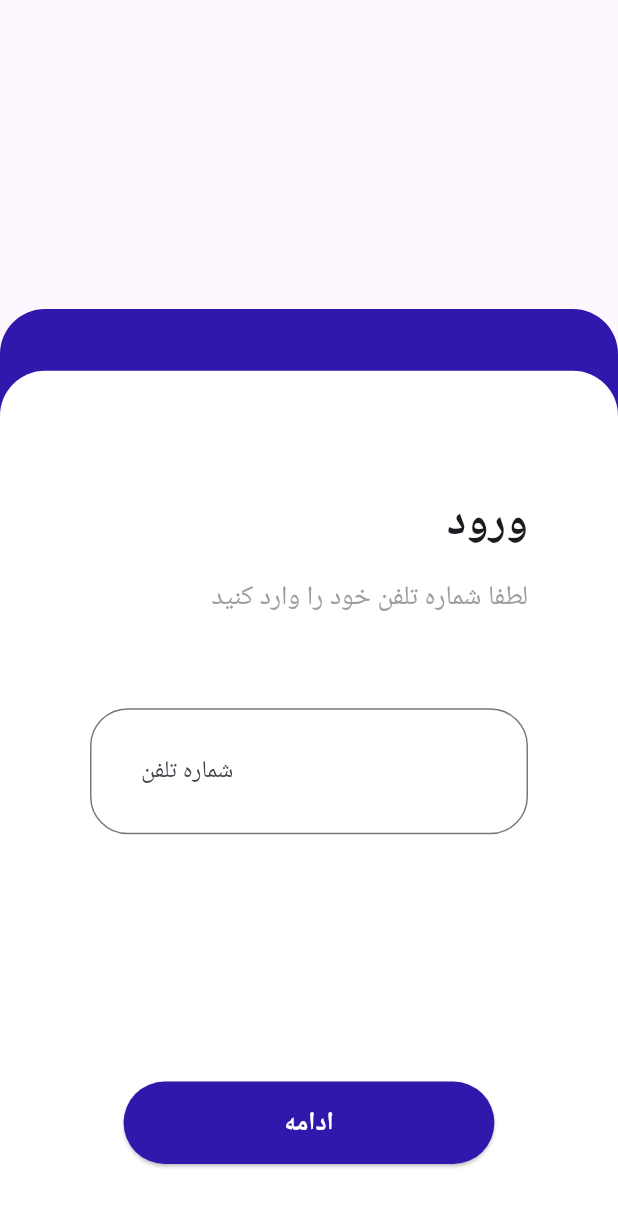
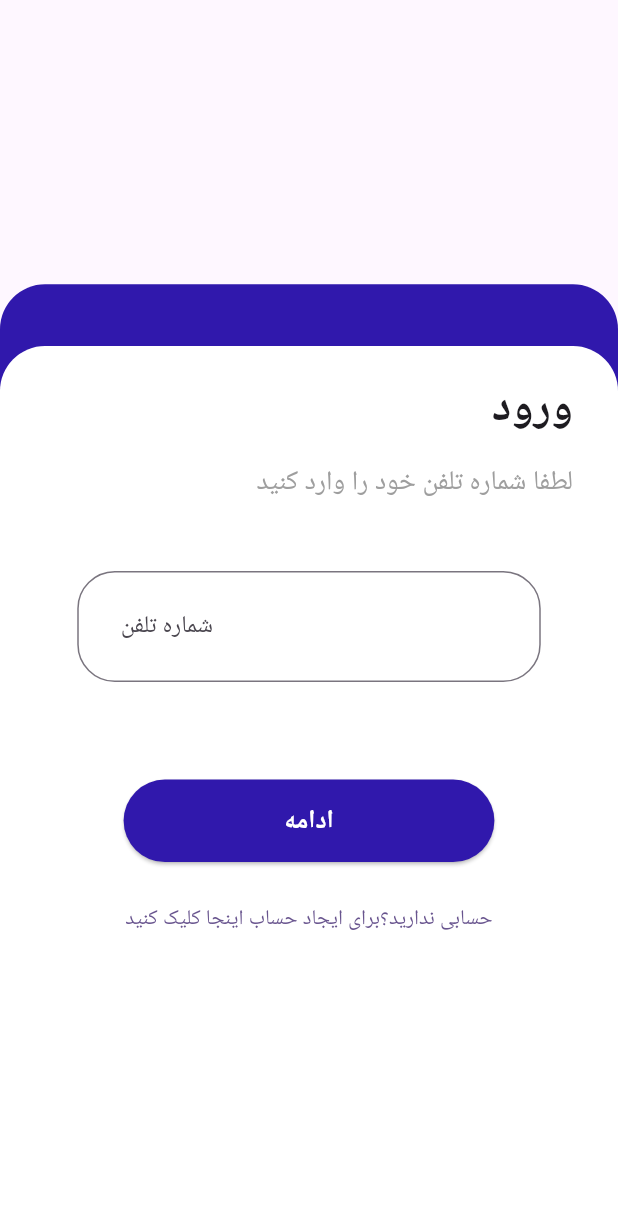
Before and after one commit to avafrzmhr/Food_Delivery, a Flutter app: the GetMobileScreen screen opened directly, on a phone screen of 412 x 824 dp. Shown: the top 1207 px of the screen. Run offline on Flutter 3.47's test engine with Material 3 defaults, Android fonts, the phone set to English and light mode, and no system bars; our stand-ins replace bloc, flutter_svg, pinput.

```diff
--- a/lib/main.dart
+++ b/lib/main.dart
@@ -1,5 +1,6 @@
 import 'package:flutter/material.dart';
 import 'package:food_delivery/views/home/bottom_navigation_provider.dart';
+import 'package:food_delivery/views/auth/get_mobile/get_mobile_screen.dart';
 import 'package:food_delivery/views/tabs_screen.dart';
 import 'package:provider/provider.dart';
 
@@ -20,7 +21,7 @@ class MyApp extends StatelessWidget {
           colorScheme: ColorScheme.fromSeed(seedColor: Colors.deepPurple),
           useMaterial3: true,
         ),
-        home: const TabsScreen(),
+        home: GetMobileScreen(),
       ),
     );
   }
--- /dev/null
+++ b/lib/views/auth/get_mobile/bloc/get_mobile_bloc.dart
@@ -0,0 +1,12 @@
+import 'package:bloc/bloc.dart';
+
+part 'get_mobile_event.dart';
+part 'get_mobile_state.dart';
+
+class GetMobileBlocBloc extends Bloc<GetMobileEvent, GetMobileState> {
+  GetMobileBlocBloc() : super(GetMobileInitial()) {
+    on<GetMobileEvent>((event, emit) {
+      // TODO: implement event handler
+    });
+  }
+}
--- /dev/null
+++ b/lib/views/auth/get_mobile/bloc/get_mobile_event.dart
@@ -0,0 +1,3 @@
+part of 'get_mobile_bloc.dart';
+
+sealed class GetMobileEvent {}
--- /dev/null
+++ b/lib/views/auth/get_mobile/bloc/get_mobile_state.dart
@@ -0,0 +1,5 @@
+part of 'get_mobile_bloc.dart';
+
+sealed class GetMobileState {}
+
+final class GetMobileInitial extends GetMobileState {}
--- /dev/null
+++ b/lib/views/auth/get_mobile/get_mobile_screen.dart
@@ -0,0 +1,143 @@
+import 'package:flutter/material.dart';
+import 'package:food_delivery/views/auth/get_mobile/widgets/auth_textfield_widget.dart';
+
+class GetMobileScreen extends StatefulWidget {
+  const GetMobileScreen({super.key});
+
+  @override
+  State<GetMobileScreen> createState() => _GetMobileScreenState();
+}
+
+class _GetMobileScreenState extends State<GetMobileScreen> {
+  var _isLogin = true;
+  TextEditingController lastNameController = TextEditingController();
+  TextEditingController nameController = TextEditingController();
+  TextEditingController mobileNumController = TextEditingController();
+  @override
+  Widget build(BuildContext context) {
+    return LayoutBuilder(builder: (context, constraints) {
+      return Scaffold(
+        body: Column(
+          mainAxisAlignment: MainAxisAlignment.end,
+          children: [
+            Stack(
+              alignment: AlignmentDirectional.bottomEnd,
+              children: [
+                Container(
+                  height: constraints.maxHeight * 0.77,
+                  decoration: const BoxDecoration(
+                    color: Color.fromRGBO(48, 24, 172, 1),
+                    borderRadius: BorderRadius.only(
+                      topLeft: Radius.circular(30),
+                      topRight: Radius.circular(30),
+                    ),
+                  ),
+                ),
+                Container(
+                  width: constraints.maxWidth,
+                  height: constraints.maxHeight * 0.72,
+                  decoration: const BoxDecoration(
+                    color: Colors.white,
+                    borderRadius: BorderRadius.only(
+                      topLeft: Radius.circular(30),
+                      topRight: Radius.circular(30),
+                    ),
+                  ),
+                  child: Padding(
+                    padding: const EdgeInsets.only(top: 20),
+                    child: Column(
+                      crossAxisAlignment: CrossAxisAlignment.end,
+                      children: [
+                        Padding(
+                          padding: const EdgeInsets.only(right: 30),
+                          child: Text(
+                            _isLogin ? 'ورود' : 'ثبت نام',
+                            style: const TextStyle(
+                              fontWeight: FontWeight.bold,
+                              fontSize: 30,
+                            ),
+                          ),
+                        ),
+                        const SizedBox(
+                          height: 15,
+                        ),
+                        const Padding(
+                          padding: EdgeInsets.only(right: 30),
+                          child: Text(
+                            'لطفا شماره تلفن خود را وارد کنید',
+                            style: TextStyle(
+                              color: Colors.grey,
+                              fontSize: 18,
+                            ),
+                          ),
+                        ),
+                        const SizedBox(
+                          height: 45,
+                        ),
+                        AuthTextFieldWidget(
+                            controller: mobileNumController,
+                            constraints: constraints,
+                            label: 'شماره تلفن'),
+                        if (!_isLogin)
+                          AuthTextFieldWidget(
+                              controller: nameController,
+                              constraints: constraints,
+                              label: 'نام'),
+                        if (!_isLogin)
+                          AuthTextFieldWidget(
+                              controller: lastNameController,
+                              constraints: constraints,
+                              label: 'نام خانوادگی'),
+                        const SizedBox(
+                          height: 50,
+                        ),
+                        Center(
+                          child: SizedBox(
+                            width: constraints.maxHeight * 0.3,
+                            height: 55,
+                            child: ElevatedButton(
+                              onPressed: () {},
+                              style: ElevatedButton.styleFrom(
+                                padding:
+                                    const EdgeInsets.symmetric(vertical: 15),
+                                backgroundColor:
+                                    const Color.fromARGB(255, 48, 24, 172),
+                              ),
+                              child: const Text(
+                                'ادامه',
+                                style: TextStyle(
+                                    color: Colors.white,
+                                    fontWeight: FontWeight.bold,
+                                    fontSize: 17),
+                              ),
+                            ),
+                          ),
+                        ),
+                        const SizedBox(
+                          height: 15,
+                        ),
+                        Center(
+                          child: TextButton(
+                              onPressed: () {
+                                setState(() {
+                                  _isLogin = !_isLogin;
+                                });
+                              },
+                              child: _isLogin
+                                  ? const Text(
+                                      'حسابی ندارید؟برای ایجاد حساب اینجا کلیک کنید')
+                                  : const Text(
+                                      'حسابی دارید؟برای ورود اینجا کلیک کنید')),
+                        ),
+                      ],
+                    ),
+                  ),
+                ),
+              ],
+            ),
+          ],
+        ),
+      );
+    });
+  }
+}
--- /dev/null
+++ b/lib/views/auth/get_mobile/widgets/auth_textfield_widget.dart
@@ -0,0 +1,36 @@
+import 'package:flutter/material.dart';
+
+class AuthTextFieldWidget extends StatelessWidget {
+  final BoxConstraints constraints;
+  final TextEditingController controller;
+  final String label;
+  const AuthTextFieldWidget({
+    super.key,
+    required this.controller,
+    required this.constraints,
+    required this.label,
+  });
+
+  @override
+  Widget build(BuildContext context) {
+    return Center(
+      child: Container(
+        padding: EdgeInsets.only(bottom: 15),
+        width: constraints.maxWidth * 0.75,
+        child: TextFormField(
+          controller: controller,
+          decoration: InputDecoration(
+            contentPadding: const EdgeInsets.all(25),
+            label: Text(label),
+            border: const OutlineInputBorder(
+              borderRadius: BorderRadius.all(Radius.circular(25)),
+              borderSide: BorderSide(
+                color: Color.fromARGB(255, 48, 24, 172),
+              ),
+            ),
+          ),
+        ),
+      ),
+    );
+  }
+}
--- /dev/null
+++ b/lib/views/auth/verify_otp/bloc/verify_otp_bloc.dart
@@ -0,0 +1,13 @@
+import 'package:bloc/bloc.dart';
+import 'package:meta/meta.dart';
+
+part 'verify_otp_event.dart';
+part 'verify_otp_state.dart';
+
+class VerifyOtpBloc extends Bloc<VerifyOtpEvent, VerifyOtpState> {
+  VerifyOtpBloc() : super(VerifyOtpInitial()) {
+    on<VerifyOtpEvent>((event, emit) {
+      // TODO: implement event handler
+    });
+  }
+}
--- /dev/null
+++ b/lib/views/auth/verify_otp/bloc/verify_otp_event.dart
@@ -0,0 +1,4 @@
+part of 'verify_otp_bloc.dart';
+
+@immutable
+sealed class VerifyOtpEvent {}
--- /dev/null
+++ b/lib/views/auth/verify_otp/bloc/verify_otp_state.dart
@@ -0,0 +1,6 @@
+part of 'verify_otp_bloc.dart';
+
+@immutable
+sealed class VerifyOtpState {}
+
+final class VerifyOtpInitial extends VerifyOtpState {}
--- a/lib/views/food_page/food_screen.dart
+++ b/lib/views/food_page/food_screen.dart
@@ -1,5 +1,4 @@
 import 'package:flutter/material.dart';
-import 'package:flutter/widgets.dart';
 import 'package:food_delivery/views/food_page/widgets/bottom_add_cart_widget.dart';
 import 'package:food_delivery/views/restaurant_page/widgets/topbar_picture_widget.dart';
 
--- a/lib/views/login/get_mobile/get_mobile_screen.dart
+++ /dev/null
@@ -1,125 +0,0 @@
-import 'package:flutter/material.dart';
-
-class GetMobileScreen extends StatefulWidget {
-  const GetMobileScreen({super.key});
-
-  @override
-  State<GetMobileScreen> createState() => _GetMobileScreenState();
-}
-
-class _GetMobileScreenState extends State<GetMobileScreen> {
-  TextEditingController mobileNumController = TextEditingController();
-  @override
-  Widget build(BuildContext context) {
-    return LayoutBuilder(builder: (context, constraints) {
-      return Scaffold(
-        body: Column(
-          mainAxisAlignment: MainAxisAlignment.end,
-          children: [
-            Stack(
-              alignment: AlignmentDirectional.bottomEnd,
-              children: [
-                Container(
-                  height: constraints.maxHeight * 0.75,
-                  decoration: const BoxDecoration(
-                    color: Color.fromRGBO(48, 24, 172, 1),
-                    borderRadius: BorderRadius.only(
-                      topLeft: Radius.circular(30),
-                      topRight: Radius.circular(30),
-                    ),
-                  ),
-                ),
-                Container(
-                  padding: const EdgeInsets.all(60),
-                  width: constraints.maxWidth,
-                  height: constraints.maxHeight * 0.7,
-                  decoration: const BoxDecoration(
-                    color: Colors.white,
-                    borderRadius: BorderRadius.only(
-                      topLeft: Radius.circular(30),
-                      topRight: Radius.circular(30),
-                    ),
-                  ),
-                  child: Padding(
-                    padding: const EdgeInsets.only(top: 20),
-                    child: Form(
-                      child: Column(
-                        crossAxisAlignment: CrossAxisAlignment.end,
-                        children: [
-                          const Text(
-                            'ورود',
-                            style: TextStyle(
-                              fontWeight: FontWeight.bold,
-                              fontSize: 30,
-                            ),
-                          ),
-                          const SizedBox(
-                            height: 15,
-                          ),
-                          const Text(
-                            'لطفا شماره تلفن خود را وارد کنید',
-                            style: TextStyle(
-                              color: Colors.grey,
-                              fontSize: 18,
-                            ),
-                          ),
-                          const SizedBox(
-                            height: 60,
-                          ),
-                          Center(
-                            child: SizedBox(
-                              width: constraints.maxWidth * 0.75,
-                              child: TextFormField(
-                                controller: mobileNumController,
-                                decoration: const InputDecoration(
-                                  contentPadding: EdgeInsets.all(30),
-                                  label: Text('شماره تلفن'),
-                                  border: OutlineInputBorder(
-                                    borderRadius:
-                                        BorderRadius.all(Radius.circular(25)),
-                                    borderSide: BorderSide(
-                                      color: Color.fromARGB(255, 48, 24, 172),
-                                    ),
-                                  ),
-                                ),
-                              ),
-                            ),
-                          ),
-                          SizedBox(
-                            height: constraints.maxHeight * 0.2,
-                          ),
-                          Center(
-                            child: SizedBox(
-                              width: constraints.maxHeight * 0.3,
-                              height: 55,
-                              child: ElevatedButton(
-                                onPressed: () {},
-                                style: ElevatedButton.styleFrom(
-                                  padding:
-                                      const EdgeInsets.symmetric(vertical: 15),
-                                  backgroundColor:
-                                      const Color.fromARGB(255, 48, 24, 172),
-                                ),
-                                child: const Text(
-                                  'ادامه',
-                                  style: TextStyle(
-                                      color: Colors.white,
-                                      fontWeight: FontWeight.bold,
-                                      fontSize: 17),
-                                ),
-                              ),
-                            ),
-                          )
-                        ],
-                      ),
-                    ),
-                  ),
-                ),
-              ],
-            ),
-          ],
-        ),
-      );
-    });
-  }
-}
--- a/pubspec.yaml
+++ b/pubspec.yaml
@@ -37,6 +37,7 @@ dependencies:
   pinput: ^4.0.0
   flutter_svg: ^2.0.10+1
   provider: ^6.1.2
+  bloc: ^8.1.4
 
 dev_dependencies:
   flutter_test:
```
Also changed, not shown: lib/views/auth/verify_otp/verify_otp_screen.dart (renamed from lib/views/login/verify_otp/verify_otp_screen.dart), pubspec.lock.
